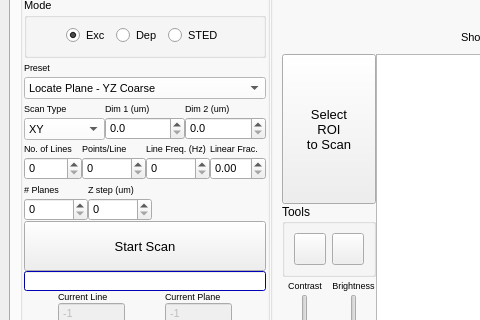
First picture: the form in gui/mainwindow.ui, repository Th3Tr00p3r/gSTED-sFCS, before the edit; both pictures show x 0 to 480 and y 99 to 419 of the 1236 by 928 pixel window.
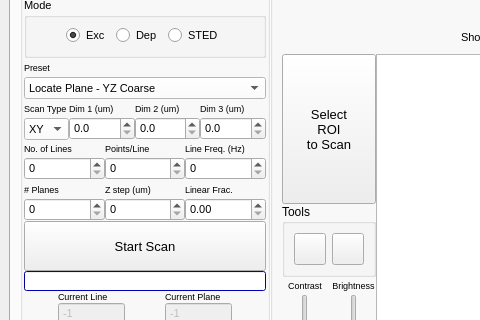
Second picture: the form after the edit. Icons and pictures are not drawn.

Commit message: Work in progress (image scan run)

Diff of the .ui file:
```diff
--- a/gui/mainwindow.ui
+++ b/gui/mainwindow.ui
@@ -502,6 +502,35 @@
                          </item>
                         </layout>
                        </item>
+                       <item>
+                        <layout class="QVBoxLayout" name="verticalLayout_34">
+                         <property name="spacing">
+                          <number>0</number>
+                         </property>
+                         <item>
+                          <widget class="QLabel" name="label_75">
+                           <property name="font">
+                            <font>
+                             <pointsize>7</pointsize>
+                            </font>
+                           </property>
+                           <property name="text">
+                            <string>Dim 3 (um)</string>
+                           </property>
+                          </widget>
+                         </item>
+                         <item>
+                          <widget class="QDoubleSpinBox" name="imgScanDim3">
+                           <property name="decimals">
+                            <number>1</number>
+                           </property>
+                           <property name="maximum">
+                            <double>999999.000000000000000</double>
+                           </property>
+                          </widget>
+                         </item>
+                        </layout>
+                       </item>
                       </layout>
                      </item>
                      <item>
@@ -587,42 +616,10 @@
                          </item>
                         </layout>
                        </item>
-                       <item>
-                        <layout class="QVBoxLayout" name="verticalLayout_19">
-                         <property name="spacing">
-                          <number>0</number>
-                         </property>
-                         <item>
-                          <widget class="QLabel" name="label_23">
-                           <property name="font">
-                            <font>
-                             <pointsize>7</pointsize>
-                            </font>
-                           </property>
-                           <property name="text">
-                            <string>Linear Frac.</string>
-                           </property>
-                          </widget>
-                         </item>
-                         <item>
-                          <widget class="QDoubleSpinBox" name="imgScanLinFrac">
-                           <property name="decimals">
-                            <number>2</number>
-                           </property>
-                           <property name="maximum">
-                            <double>1.000000000000000</double>
-                           </property>
-                           <property name="singleStep">
-                            <double>0.050000000000000</double>
-                           </property>
-                          </widget>
-                         </item>
-                        </layout>
-                       </item>
                       </layout>
                      </item>
                      <item>
-                      <layout class="QHBoxLayout" name="horizontalLayout_18" stretch="0,0,1">
+                      <layout class="QHBoxLayout" name="horizontalLayout_18" stretch="0,0,0">
                        <property name="spacing">
                         <number>0</number>
                        </property>
@@ -685,17 +682,36 @@
                         </layout>
                        </item>
                        <item>
-                        <spacer name="horizontalSpacer_20">
-                         <property name="orientation">
-                          <enum>Qt::Horizontal</enum>
+                        <layout class="QVBoxLayout" name="verticalLayout_19">
+                         <property name="spacing">
+                          <number>0</number>
                          </property>
-                         <property name="sizeHint" stdset="0">
-                          <size>
-                           <width>40</width>
-                           <height>20</height>
-                          </size>
-                         </property>
-                        </spacer>
+                         <item>
+                          <widget class="QLabel" name="label_23">
+                           <property name="font">
+                            <font>
+                             <pointsize>7</pointsize>
+                            </font>
+                           </property>
+                           <property name="text">
+                            <string>Linear Frac.</string>
+                           </property>
+                          </widget>
+                         </item>
+                         <item>
+                          <widget class="QDoubleSpinBox" name="imgScanLinFrac">
+                           <property name="decimals">
+                            <number>2</number>
+                           </property>
+                           <property name="maximum">
+                            <double>1.000000000000000</double>
+                           </property>
+                           <property name="singleStep">
+                            <double>0.050000000000000</double>
+                           </property>
+                          </widget>
+                         </item>
+                        </layout>
                        </item>
                       </layout>
                      </item>
```
Left out of the diff: 26 changed lines with no effect on the pictures. The commit also changes 6 other files.
